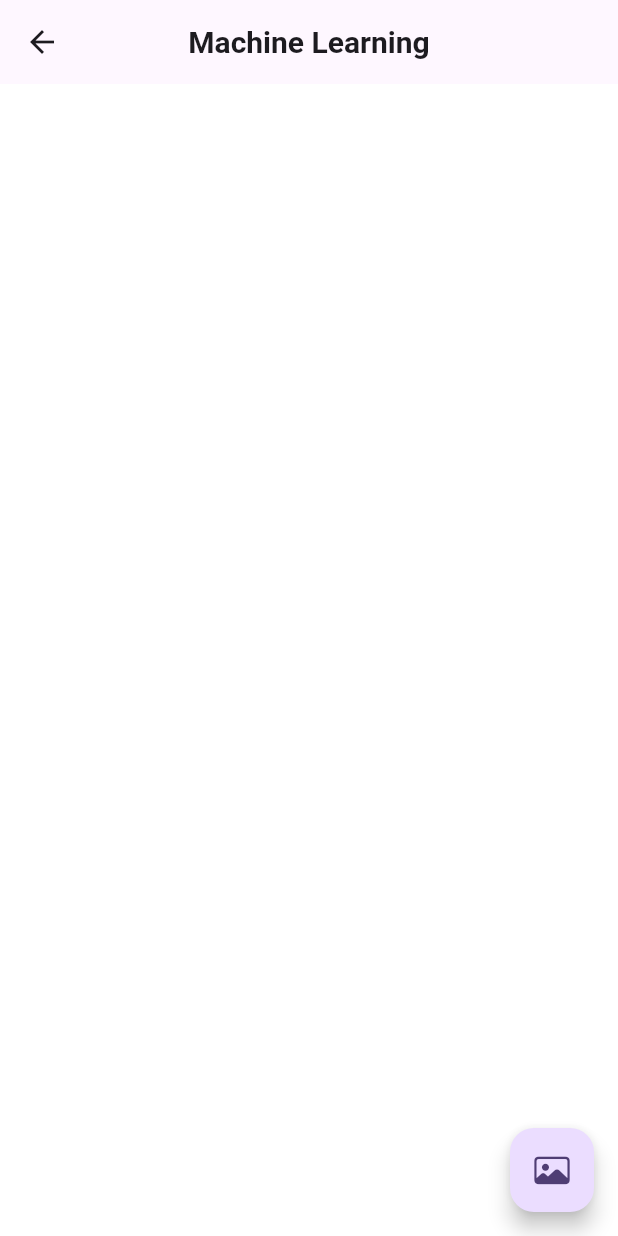
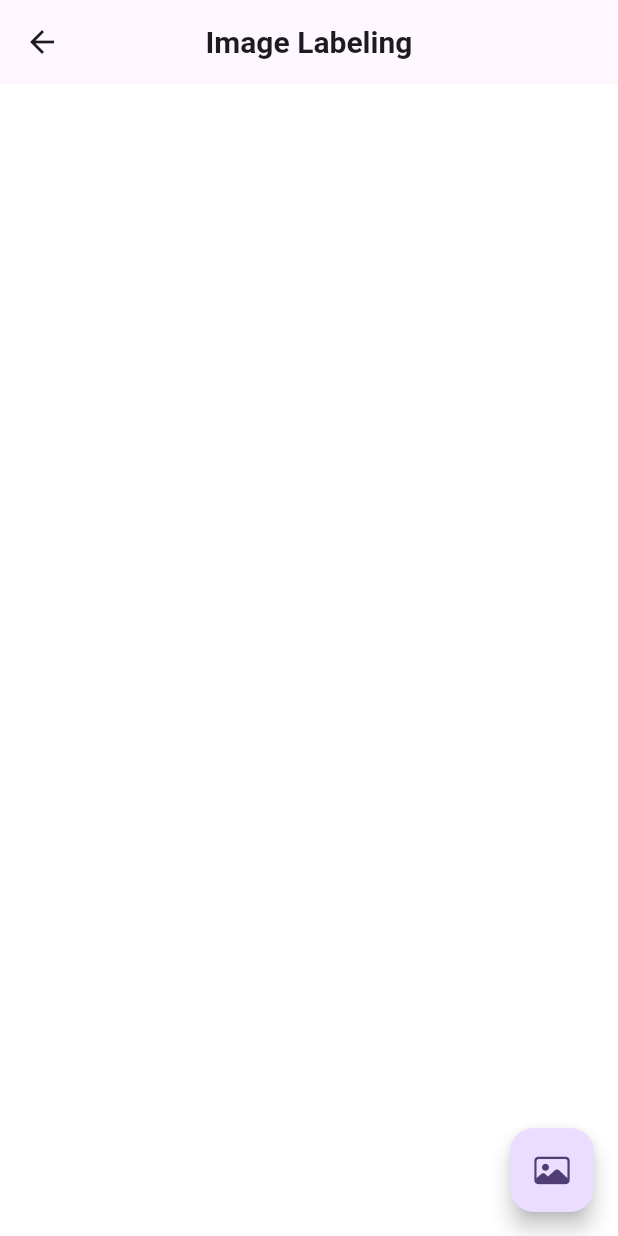
Before and after one commit to rahmanprofile/mysor, a Flutter app: the ImageLabelingFromGallery screen opened directly, on a phone screen of 412 x 824 dp. Run offline on Flutter 3.47's test engine with Material 3 defaults, Android fonts, the phone set to English and light mode, and no system bars; our stand-ins replace camera, image_picker; missing offline and left inert: google_ml_kit, google_mlkit_commons, google_mlkit_face_detection, google_mlkit_image_labeling.

Commit message:
=dsefrgh

```diff
--- a/lib/image_labeling/image_labeling_from_gallery.dart
+++ b/lib/image_labeling/image_labeling_from_gallery.dart
@@ -1,4 +1,3 @@
-import 'dart:developer';
 import 'dart:io';
 import 'package:flutter/cupertino.dart';
 import 'package:flutter/material.dart';
@@ -14,6 +13,7 @@ class ImageLabelingFromGallery extends StatefulWidget {
 }
 
 class _ImageLabelingFromGalleryState extends State<ImageLabelingFromGallery> {
+
   late ImageLabeler imageLabeler;
   final ImageController _machineController = ImageController.instance;
   File? imageUrl;
@@ -27,7 +27,6 @@ class _ImageLabelingFromGalleryState extends State<ImageLabelingFromGallery> {
   }
 
   Future<void> parseImage() async {
-    result = "";
     if (imageUrl != null) {
       final InputImage inputImage = InputImage.fromFile(imageUrl!);
       final List<ImageLabel> lable = await imageLabeler.processImage(inputImage);
@@ -35,8 +34,7 @@ class _ImageLabelingFromGalleryState extends State<ImageLabelingFromGallery> {
         final text = data.label;
         final index = data.index;
         final confidence = data.confidence;
-        result += "$text -- ${confidence.toStringAsFixed(2)}\n";
-        log("$text -- $confidence\n");
+        result += "$text -- ${confidence.toStringAsFixed(2)} -- $index\n";
         setState(() {});
       }
     }
@@ -48,10 +46,7 @@ class _ImageLabelingFromGalleryState extends State<ImageLabelingFromGallery> {
       backgroundColor: Colors.white,
       appBar: AppBar(
         centerTitle: true,
-        title: const Text(
-          "Machine Learning",
-          style: TextStyle(fontSize: 20, fontWeight: FontWeight.w600),
-        ),
+        title: const Text("Image Labeling", style: TextStyle(fontSize: 20, fontWeight: FontWeight.w600)),
       ),
       body: Padding(
         padding: const EdgeInsets.all(20.0),
@@ -59,7 +54,7 @@ class _ImageLabelingFromGalleryState extends State<ImageLabelingFromGallery> {
           crossAxisAlignment: CrossAxisAlignment.start,
           children: [
             if (imageUrl != null)
-              Image.file(imageUrl!, height: MediaQuery.of(context).size.width / 1.5),
+              Image.file(imageUrl!, height: MediaQuery.of(context).size.width / 1.2, width: double.infinity, fit: BoxFit.cover),
             const SizedBox(height: 10),
             if (result != null)
               Expanded(child: Text(result, style: const TextStyle(color: Colors.black))),
@@ -68,7 +63,6 @@ class _ImageLabelingFromGalleryState extends State<ImageLabelingFromGallery> {
       ),
       floatingActionButton: FloatingActionButton(
         onPressed: () async {
-          result = "";
           imageUrl = null;
           final img = await _machineController.pickImage(ImageSource.gallery);
           if (img != null) {
--- a/lib/object_labeling/object_controller.dart
+++ b/lib/object_labeling/object_controller.dart
@@ -11,4 +11,5 @@ class ObjectController {
     final XFile? image = await _picker.pickImage(source: source);
     return image != null ? File(image.path) : null;
   }
+
 }
```
